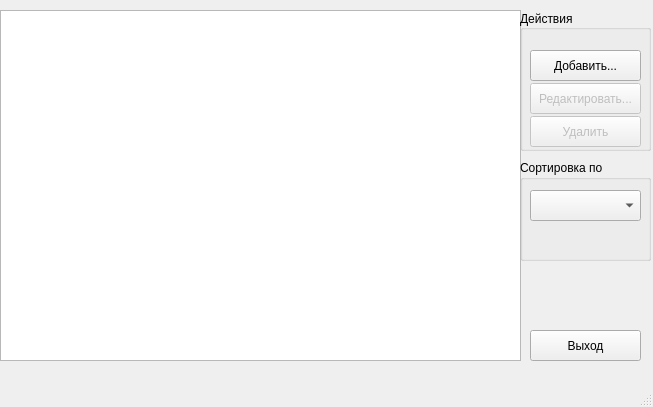
group93492/equipment-reminder, file mainwindow.ui: the form before one commit.
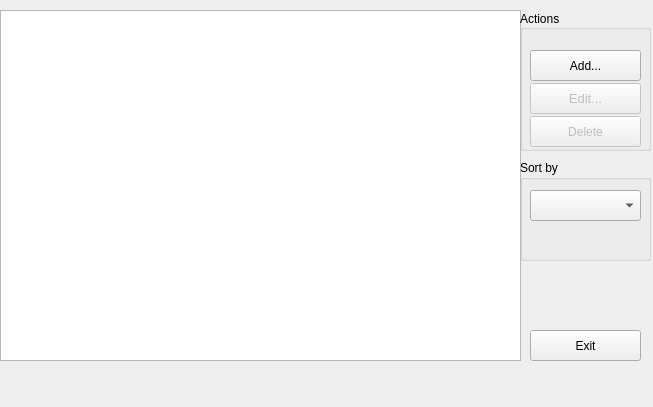
The form after the commit.

Patch:
```diff
--- a/mainwindow.ui
+++ b/mainwindow.ui
@@ -49,7 +49,7 @@
      </rect>
     </property>
     <property name="title">
-     <string>Действия</string>
+     <string>Actions</string>
     </property>
     <property name="alignment">
      <set>Qt::AlignLeading|Qt::AlignLeft|Qt::AlignVCenter</set>
@@ -67,7 +67,7 @@
       </rect>
      </property>
      <property name="text">
-      <string>Добавить...</string>
+      <string>Add...</string>
      </property>
     </widget>
     <widget class="QPushButton" name="editeventButton">
@@ -82,8 +82,13 @@
        <height>31</height>
       </rect>
      </property>
+     <property name="font">
+      <font>
+       <pointsize>10</pointsize>
+      </font>
+     </property>
      <property name="text">
-      <string>Редактировать...</string>
+      <string>Edit...</string>
      </property>
     </widget>
     <widget class="QPushButton" name="deleteeventButton">
@@ -99,7 +104,7 @@
       </rect>
      </property>
      <property name="text">
-      <string>Удалить</string>
+      <string>Delete</string>
      </property>
     </widget>
    </widget>
@@ -113,7 +118,7 @@
      </rect>
     </property>
     <property name="title">
-     <string>Сортировка по</string>
+     <string>Sort by</string>
     </property>
     <widget class="QComboBox" name="comboBox">
      <property name="geometry">
@@ -136,7 +141,7 @@
      </rect>
     </property>
     <property name="text">
-     <string>Выход</string>
+     <string>Exit</string>
     </property>
    </widget>
   </widget>
@@ -150,7 +155,6 @@
     </rect>
    </property>
   </widget>
-  <widget class="QStatusBar" name="statusBar"/>
  </widget>
  <layoutdefault spacing="6" margin="11"/>
  <resources/>
```
Left out of the diff: 4 changed lines with no effect on the pictures.
